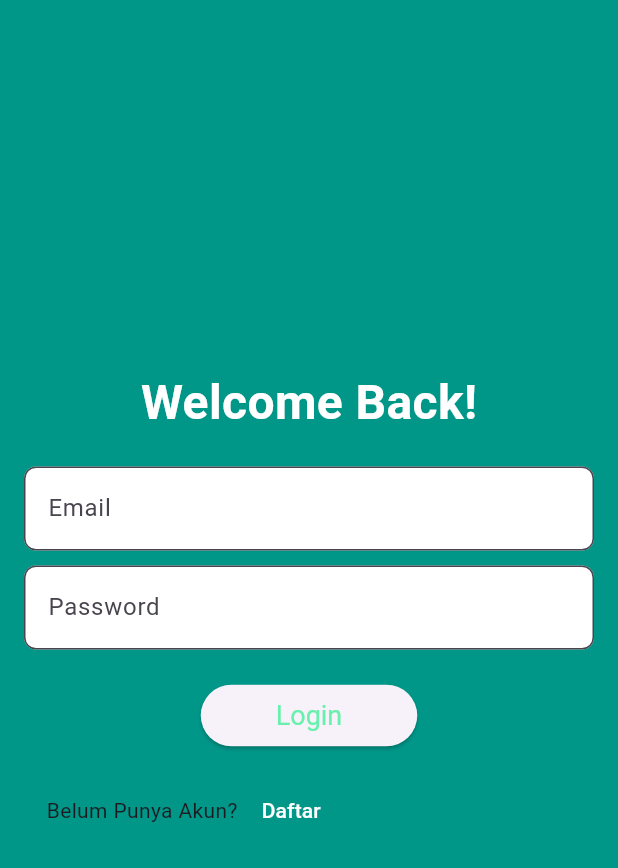
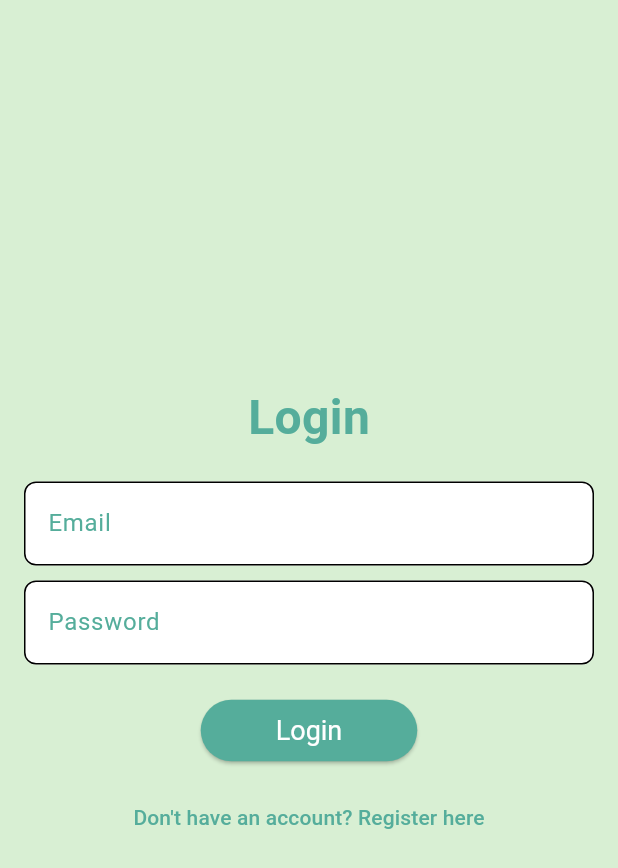
Before and after one commit to Ahmad0126/messaging_app, a Flutter app: the screen it shows after launch, on a phone screen of 412 x 824 dp. Shown: the top 868 px of the screen. Run offline on Flutter 3.47's test engine with Material 3 defaults, Android fonts, the light colour scheme and no system bars; our stand-ins replace cloud_firestore, firebase_auth, firebase_core, rflutter_alert; accounts and stored records are empty; generated files the repository leaves out were written again.

Commit message:
Major Update

```diff
--- a/lib/main.dart
+++ b/lib/main.dart
@@ -1,11 +1,12 @@
 // main.dart
 import 'package:firebase_core/firebase_core.dart';
 import 'package:flutter/material.dart';
-import 'package:messaging_app/screens/chat_list_screen.dart';
-import 'package:messaging_app/screens/login_screen.dart';
-import 'package:messaging_app/screens/profile_page.dart';
-import 'package:messaging_app/screens/register_screen.dart';
-import 'package:messaging_app/screens/widget_tree.dart';
+import 'package:test_chat/screens/chat_list_screen.dart';
+import 'package:test_chat/screens/login_screen.dart';
+import 'package:test_chat/screens/profile_page.dart';
+import 'package:test_chat/screens/register_screen.dart';
+import 'package:test_chat/screens/user_list.dart';
+import 'package:test_chat/screens/widget_tree.dart';
 import 'firebase_options.dart';
 
 void main() async {
@@ -13,7 +14,7 @@ void main() async {
   await Firebase.initializeApp(
     options: DefaultFirebaseOptions.currentPlatform,
   );
-  runApp(MyApp());
+  runApp(const MyApp());
 }
 
 class MyApp extends StatelessWidget {
@@ -24,14 +25,43 @@ class MyApp extends StatelessWidget {
     return MaterialApp(
       title: 'Chat App',
       theme: ThemeData(
-        primarySwatch: Colors.blue,
+        primaryColor: Color(0xFF95D2B3), // AppBar dan elemen utama
+        scaffoldBackgroundColor: Color(0xFFD8EFD3), // Background utama
+        colorScheme: ColorScheme.fromSwatch().copyWith(
+          primary: Color(0xFF95D2B3), // Warna utama
+          secondary: Color(0xFF55AD9B), // Warna untuk tombol utama
+          background: Color(0xFFF1F8E8), // Background tambahan
+        ),
+        buttonTheme: ButtonThemeData(
+          buttonColor: Color(0xFF55AD9B), // Warna tombol
+        ),
+        elevatedButtonTheme: ElevatedButtonThemeData(
+          style: ElevatedButton.styleFrom(
+            backgroundColor: Color(0xFF55AD9B), // Warna tombol elevated button
+            foregroundColor: Colors.white, // Teks pada tombol
+          ),
+        ),
+        appBarTheme: AppBarTheme(
+          backgroundColor: Color(0xFF95D2B3), // Warna AppBar
+          elevation: 0, // Menghilangkan shadow pada AppBar
+        ),
+        textTheme: TextTheme(
+          bodyMedium: TextStyle(
+            color: Colors.black, // Warna teks biasa
+          ),
+          titleLarge: TextStyle(
+            color: Colors.white, // Warna teks di AppBar
+          ),
+        ),
+        dividerColor: Color(0xFF55AD9B), // Warna divider
       ),
       debugShowCheckedModeBanner: false,
       home: const WidgetTree(),
       routes: {
-        '/login': (context) => LoginScreen(),
-        '/register': (context) => RegisterScreen(),
-        '/chat-history': (context) => ChatListScreen(),
+        '/login': (context) => const LoginScreen(),
+        '/register': (context) => const RegisterScreen(),
+        '/contacts': (context) => const UserList(),
+        '/chat-history': (context) => const ChatListScreen(),
         '/profile': (context) => ProfilePage(), // Pastikan rute ini ada
       },
     );
--- a/lib/screens/login_screen.dart
+++ b/lib/screens/login_screen.dart
@@ -1,8 +1,6 @@
 import 'package:firebase_auth/firebase_auth.dart';
 import 'package:flutter/material.dart';
-import 'package:messaging_app/auth.dart';
-import 'package:messaging_app/screens/chat_list_screen.dart';
-import 'package:messaging_app/screens/register_screen.dart';
+import 'package:test_chat/auth.dart';
 import 'package:rflutter_alert/rflutter_alert.dart';
 
 class LoginScreen extends StatefulWidget {
@@ -22,16 +20,16 @@ class _LoginScreenState extends State<LoginScreen> {
         email: _emailController.text,
         password: _passwordController.text,
       );
-      Navigator.pushReplacement(
+      Navigator.pushReplacementNamed(
         context,
-        MaterialPageRoute(builder: (context) => ChatListScreen()),
+        '/chat-history',
       );
     } on FirebaseAuthException catch (e) {
       print('Login error: $e');
       setState(() {
         Alert(
           context: context,
-          title: "Login Gagal",
+          title: "Login Failed",
           desc: e.message,
           buttons: [
             DialogButton(
@@ -49,30 +47,32 @@ class _LoginScreenState extends State<LoginScreen> {
   @override
   Widget build(BuildContext context) {
     return Scaffold(
-      backgroundColor: Colors.teal,
+      backgroundColor: Color(0xFFD8EFD3), // Background color from the palette
       body: Padding(
         padding: const EdgeInsets.all(16.0),
         child: Center(
           child: Column(
             mainAxisAlignment: MainAxisAlignment.center,
             children: [
-              Text(
-                'Welcome Back!',
+              const Text(
+                'Login',
                 style: TextStyle(
-                  color: Colors.white,
+                  color: Color(0xFF55AD9B), // Title color
                   fontSize: 32,
                   fontWeight: FontWeight.bold,
                 ),
               ),
-              SizedBox(height: 20),
+              const SizedBox(height: 20),
               TextField(
                 controller: _emailController,
                 decoration: InputDecoration(
                   filled: true,
                   fillColor: Colors.white,
                   labelText: 'Email',
+                  labelStyle: TextStyle(color: Color(0xFF55AD9B)), // Label color
                   border: OutlineInputBorder(
                     borderRadius: BorderRadius.circular(8.0),
+                    borderSide: BorderSide(color: Color(0xFF55AD9B)), // Border color
                   ),
                 ),
               ),
@@ -83,8 +83,10 @@ class _LoginScreenState extends State<LoginScreen> {
                   filled: true,
                   fillColor: Colors.white,
                   labelText: 'Password',
+                  labelStyle: TextStyle(color: Color(0xFF55AD9B)), // Label color
                   border: OutlineInputBorder(
                     borderRadius: BorderRadius.circular(8.0),
+                    borderSide: BorderSide(color: Color(0xFF55AD9B)), // Border color
                   ),
                 ),
                 obscureText: true,
@@ -93,27 +95,20 @@ class _LoginScreenState extends State<LoginScreen> {
               ElevatedButton(
                 onPressed: _login,
                 style: ElevatedButton.styleFrom(
-                  foregroundColor: Colors.greenAccent,
+                  backgroundColor: Color(0xFF55AD9B), // Button color
                   padding: EdgeInsets.symmetric(horizontal: 50, vertical: 10),
                   textStyle: TextStyle(fontSize: 18),
                 ),
                 child: Text('Login'),
               ),
-              Padding(
-                padding: const EdgeInsets.all(15),
-                child: Row(
-                  children: [
-                    const Text("Belum Punya Akun? "),
-                    TextButton(
-                      onPressed: () {
-                        Navigator.pushNamed(context, '/register');
-                      },
-                      child: Text(
-                        'Daftar',
-                        style: TextStyle(color: Colors.white),
-                      ),
-                    ),
-                  ],
+              SizedBox(height: 10),
+              TextButton(
+                onPressed: () {
+                  Navigator.pushNamed(context, '/register'); // Navigate to register
+                },
+                child: Text(
+                  'Don\'t have an account? Register here',
+                  style: TextStyle(color: Color(0xFF55AD9B)), // Button text color
                 ),
               ),
             ],
--- a/lib/screens/widget_tree.dart
+++ b/lib/screens/widget_tree.dart
@@ -1,7 +1,7 @@
 import 'package:flutter/material.dart';
-import 'package:messaging_app/auth.dart';
-import 'package:messaging_app/screens/chat_list_screen.dart';
-import 'package:messaging_app/screens/login_screen.dart';
+import 'package:test_chat/auth.dart';
+import 'package:test_chat/screens/chat_list_screen.dart';
+import 'package:test_chat/screens/login_screen.dart';
 
 class WidgetTree extends StatefulWidget{
   const WidgetTree({super.key});
@@ -17,9 +17,9 @@ class _WidgetTreeState extends State<WidgetTree>{
       stream: Auth().authStateChanges,
       builder: (context, snapshot) {
         if(snapshot.hasData){
-          return ChatListScreen();
+          return const ChatListScreen();
         }else{
-          return LoginScreen();
+          return const LoginScreen();
         }
       },
     );
```
Also changed, not shown: lib/screens/chat_list_screen.dart (+36 -17 lines), lib/screens/chat_screen.dart (+15 -15 lines), lib/screens/profile_page.dart (+11 -12 lines), lib/screens/register_screen.dart (+34 -22 lines), lib/screens/user_list.dart (+51 -30 lines), pubspec.yaml (+8 -7 lines), pubspec.lock, 19 other files.
